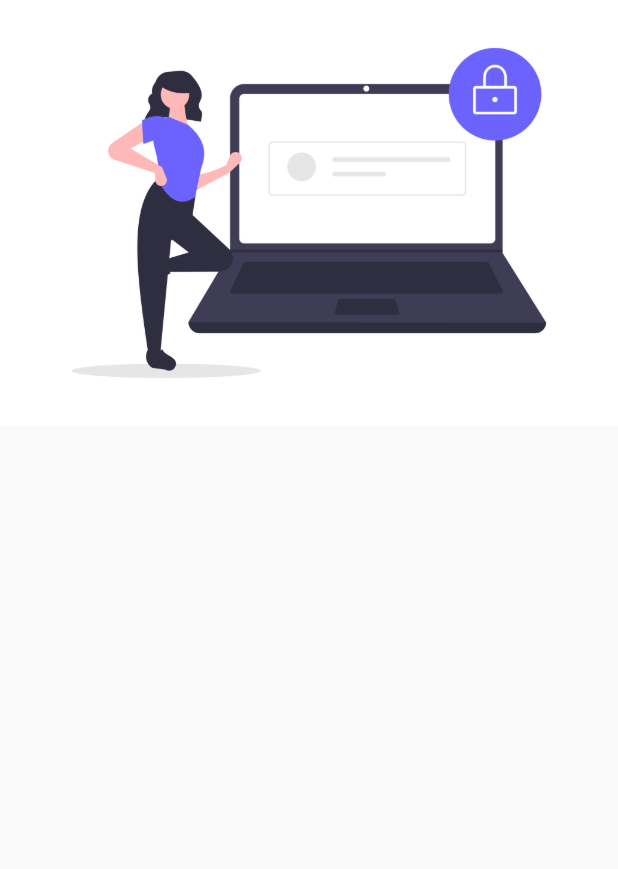
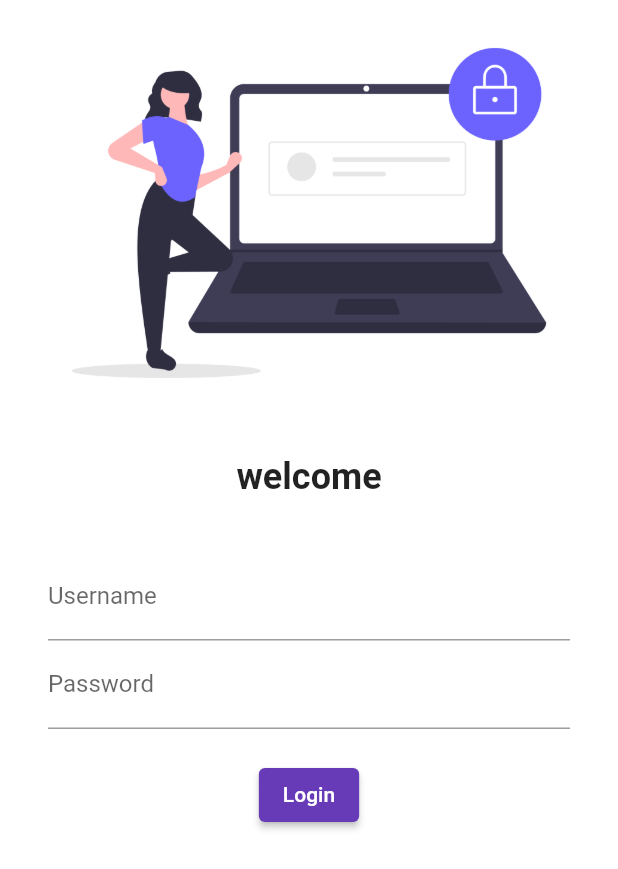
Before and after one commit to sonalibirla28/LearnDemoFlutter, a Flutter app: the screen it shows after launch, on a phone screen of 412 x 824 dp. Shown: the top 869 px of the screen. Run offline on Flutter 3.47's test engine with Material 2 defaults, Android fonts, the phone set to English and light mode, and no system bars; our stand-ins replace google_fonts; Roboto replaces fonts that are missing (Lekton).

Commit message:
day 5 login working

```diff
--- a/lib/main.dart
+++ b/lib/main.dart
@@ -1,6 +1,7 @@
 import 'package:demo_project/pages/home_page.dart';
 import 'package:demo_project/pages/login_page.dart';
 import 'package:flutter/material.dart';
+import 'package:google_fonts/google_fonts.dart';
 
 void main(){
   runApp(MyDemoApp());
@@ -15,7 +16,10 @@ class MyDemoApp extends StatelessWidget {
 
     return MaterialApp(
       themeMode: ThemeMode.light,
-      theme: ThemeData(primarySwatch: Colors.grey),
+      theme: ThemeData(primarySwatch: Colors.deepPurple,
+             fontFamily: GoogleFonts.lekton().fontFamily,
+             //primaryTextTheme: GoogleFonts.lektonTextTheme()
+             ),
       darkTheme: ThemeData(
         brightness: Brightness.dark,
       ),
--- a/lib/pages/login_page.dart
+++ b/lib/pages/login_page.dart
@@ -6,9 +6,54 @@ class LoginPage extends StatelessWidget {
   @override
   Widget build(BuildContext context) {
     return Material(
+      color: Colors.white,
       child: Column(
         children: [
-          Image.asset("assets/images/login_images.png"),
+          Image.asset("assets/images/login_images.png",
+          fit: BoxFit.cover,),
+          SizedBox(
+            height: 20.0,
+          ),
+          Text(
+              "welcome",
+               style: TextStyle(
+                 fontSize: 24,
+                 fontWeight: FontWeight.bold,
+               ),
+          ),
+          SizedBox(
+            height: 20.0,
+          ),
+          Padding(
+            padding: const EdgeInsets.symmetric(vertical: 16.0,horizontal: 32.0),
+            child: Column(
+              children: [
+            TextFormField(
+              decoration: InputDecoration(
+                hintText: "Enter username",
+                labelText: "Username",
+              ),
+            ),
+            TextFormField(
+              obscureText: true,
+              decoration: InputDecoration(
+                hintText: "Enter password",
+                labelText: "Password",
+              ),
+            ),
+                SizedBox(
+                  height: 20.0,
+                ),
+
+                ElevatedButton(
+                    child: Text("Login"),
+                    style: TextButton.styleFrom(),
+                    onPressed:(){},
+                )
+    ],
+            ),
+          )
+
         ],
       )
     );
```
